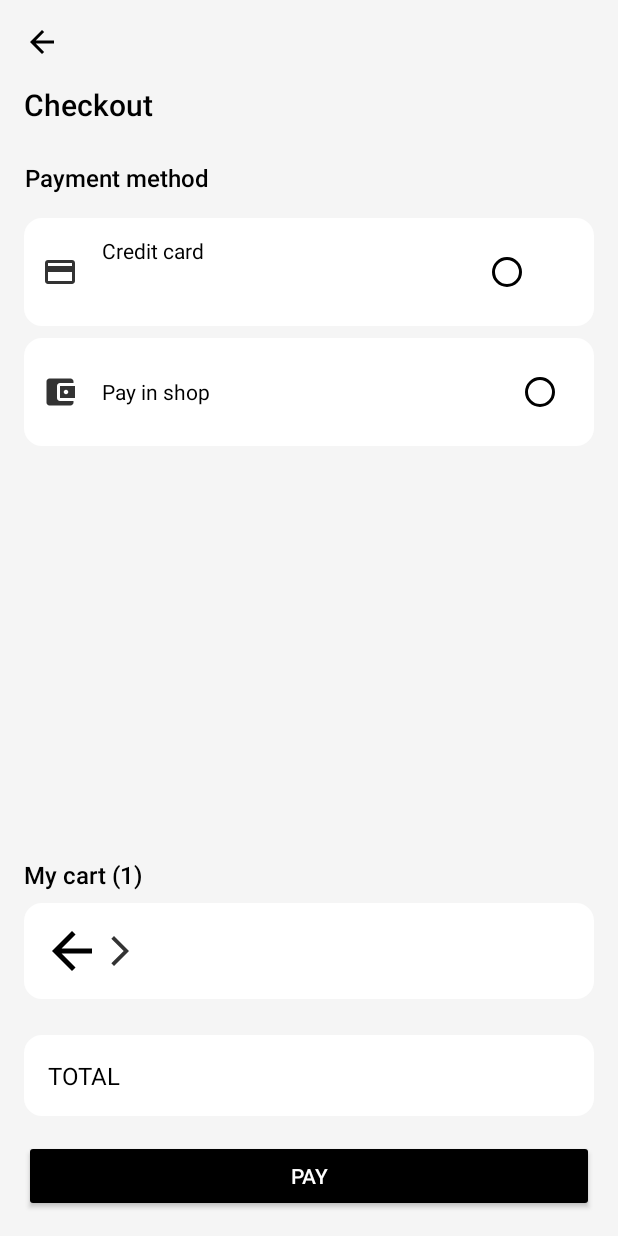
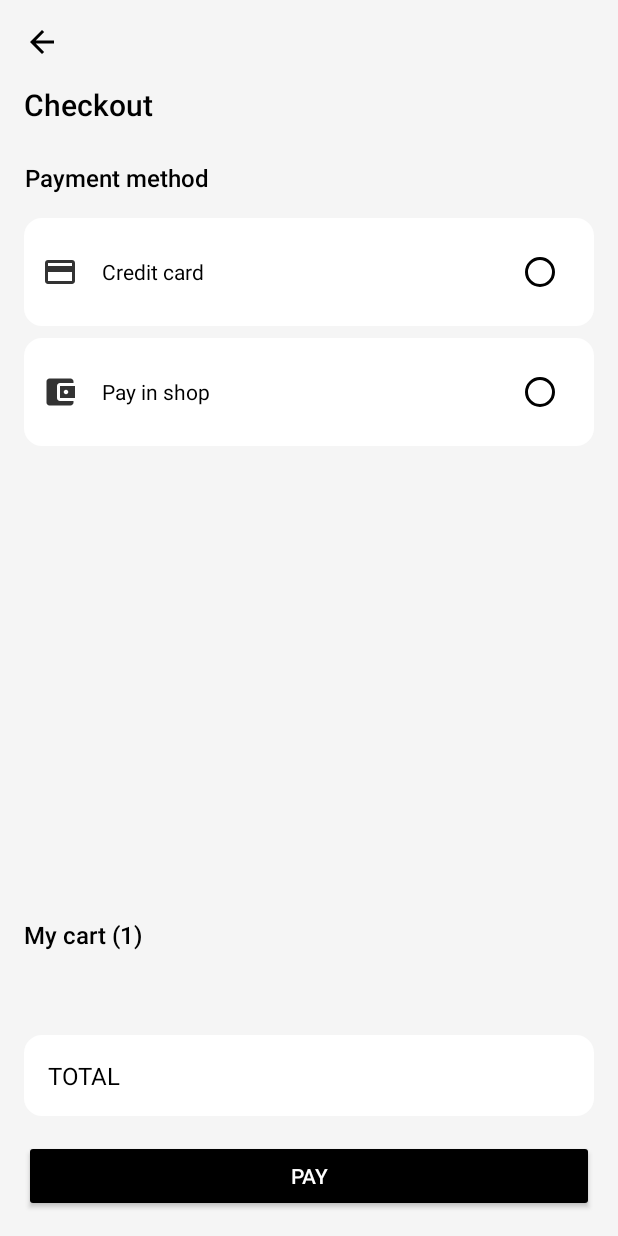
Before and after one commit to inspedralbes/transversal-tr1-2024-2025-android-dam_24_25_tr1g5_android, an Android app built with Jetpack Compose: the PayActivity screen opened directly, with no data from a screen before it, on a phone screen of 412 x 824 dp. Run offline under Robolectric (Android 15) with nearby library versions, the phone set to English and light mode, and no system bars.

Commit message:
boton pay funcional falat funcionalidad en la pagina pay

```diff
--- a/AppTakeAway/app/src/main/java/com/example/apptakeaway/PayActivity.kt
+++ b/AppTakeAway/app/src/main/java/com/example/apptakeaway/PayActivity.kt
@@ -1,11 +1,76 @@
 package com.example.apptakeaway // Asegúrate de que esto coincida con tu estructura de paquetes
 
 import android.os.Bundle
+import android.util.Log // Importa Log para los registros
+import android.widget.ImageView
+import android.widget.LinearLayout
+import android.widget.RadioButton
+import android.widget.TextView
 import androidx.appcompat.app.AppCompatActivity
+import androidx.lifecycle.ViewModelProvider
+import com.example.apptakeaway.viewmodel.PayViewModel
 
 class PayActivity : AppCompatActivity() {
+
+    private lateinit var creditCardRadioButton: RadioButton
+    private lateinit var payInShopRadioButton: RadioButton
+    private lateinit var payViewModel: PayViewModel // Nueva referencia al PayViewModel
+    private lateinit var textPriceTotal: TextView
+
     override fun onCreate(savedInstanceState: Bundle?) {
         super.onCreate(savedInstanceState)
         setContentView(R.layout.activity_pay) // Establece el layout para esta actividad
+
+        // Inicializa el ViewModel
+        payViewModel = ViewModelProvider(this).get(PayViewModel::class.java)
+
+        // Inicializa el TextView aquí después de setContentView
+        textPriceTotal = findViewById(R.id.textPriceTotal) // Asegúrate de que este ID es correcto
+
+        setupBackButton()
+        setupPaymentOptions()
+
+        // Observa los items de pago y actualiza el total
+        payViewModel.payItems.observe(this) { payItems ->
+            Log.d("PayActivity", "PayItems: $payItems")
+            textPriceTotal = findViewById(R.id.textPriceTotal)// Muestra los elementos de pago en logcat
+            updateTotal() // Llama a updateTotal al recibir cambios en payItems
+        }
+
+    }
+
+    private fun setupBackButton() {
+        findViewById<ImageView>(R.id.backButton).setOnClickListener {
+            finish() // Cierra la actividad actual y vuelve a la anterior
+        }
+    }
+
+    private fun setupPaymentOptions() {
+        creditCardRadioButton = findViewById(R.id.creditCardRadioButton)
+        payInShopRadioButton = findViewById(R.id.payInShopRadioButton)
+
+        // Configura los contenedores de los RadioButtons
+        setupPaymentOptionClick(R.id.credit_card_box, creditCardRadioButton)
+        setupPaymentOptionClick(R.id.pay_in_shop_box, payInShopRadioButton)
+
+        // Configura los RadioButtons directamente
+        creditCardRadioButton.setOnClickListener { selectOption(creditCardRadioButton) }
+        payInShopRadioButton.setOnClickListener { selectOption(payInShopRadioButton) }
+    }
+
+    private fun setupPaymentOptionClick(boxId: Int, radioButton: RadioButton) {
+        findViewById<LinearLayout>(boxId).setOnClickListener {
+            selectOption(radioButton)
+        }
+    }
+
+    private fun selectOption(selectedRadioButton: RadioButton) {
+        creditCardRadioButton.isChecked = selectedRadioButton == creditCardRadioButton
+        payInShopRadioButton.isChecked = selectedRadioButton == payInShopRadioButton
+    }
+
+    private fun updateTotal() {
+        val total = payViewModel.getPayTotal() // Asegúrate de que este método está definido en tu ViewModel
+        textPriceTotal.text = String.format("", total) // Muestra el total en el TextView
     }
 }
--- a/AppTakeAway/app/src/main/java/com/example/apptakeaway/adapter/CartAdapter.kt
+++ b/AppTakeAway/app/src/main/java/com/example/apptakeaway/adapter/CartAdapter.kt
@@ -23,11 +23,12 @@ import com.bumptech.glide.load.engine.DiskCacheStrategy // Estrategia de caché
 import com.bumptech.glide.request.RequestOptions // Opciones para las peticiones de imagen
 import com.example.apptakeaway.R // Recursos de la aplicación
 import com.example.apptakeaway.model.CartItem // Modelo de los elementos del carrito
+import com.example.apptakeaway.model.Product
 
 // Clase que representa el adaptador del carrito
 class CartAdapter(
     private val onQuantityChanged: (CartItem, Int) -> Unit ,// Función para manejar cambios de cantidad
-    private val onSelectionChanged: (CartItem) -> Unit
+    private val onSelectionChanged: (CartItem) -> Unit,
 ) : ListAdapter<CartItem, CartAdapter.ViewHolder>(CartDiffCallback()) { // Hereda de ListAdapter
 
     // Método que crea el ViewHolder
--- a/AppTakeAway/app/src/main/java/com/example/apptakeaway/viewmodel/CartViewModel.kt
+++ b/AppTakeAway/app/src/main/java/com/example/apptakeaway/viewmodel/CartViewModel.kt
@@ -21,7 +21,7 @@ class CartViewModel : ViewModel() {
     private val _products = MutableLiveData<List<Product>>()
     val products: LiveData<List<Product>> = _products
 
-    private val _cartItems = MutableLiveData<List<CartItem>>()
+    val _cartItems = MutableLiveData<List<CartItem>>()
     val cartItems: LiveData<List<CartItem>> = _cartItems
 
     init {
@@ -88,5 +88,8 @@ class CartViewModel : ViewModel() {
             _cartItems.postValue(it)
         }
     }
+    fun hasSelectedItems(): Boolean {
+        return _cartItems.value?.any { it.isSelected } ?: false
+    }
 
 }
--- /dev/null
+++ b/AppTakeAway/app/src/main/java/com/example/apptakeaway/viewmodel/PayViewModel.kt
@@ -0,0 +1,38 @@
+package com.example.apptakeaway.viewmodel
+
+import android.util.Log
+import androidx.lifecycle.LiveData
+import androidx.lifecycle.MutableLiveData
+import androidx.lifecycle.ViewModel
+import com.example.apptakeaway.model.PayItem
+import com.example.apptakeaway.model.CartItem
+
+class PayViewModel : ViewModel() {
+
+    private val _payItems = MutableLiveData<List<PayItem>>()
+    val payItems: LiveData<List<PayItem>> = _payItems
+
+    init {
+        _payItems.value = emptyList()
+    }
+
+    fun transferSelectedItems(cartItems: List<CartItem>) {
+        val selectedPayItems = cartItems.filter { it.isSelected }
+            .map { PayItem(it.product, it.quantity) } // Mapeo a PayItem
+
+        _payItems.value = selectedPayItems // Asigna los ítems seleccionados
+        logPayItems(selectedPayItems) // Llama a la función para registrar los ítems
+    }
+
+    private fun logPayItems(payItems: List<PayItem>) {
+        // Usa Logcat para imprimir la lista de PayItem
+        payItems.forEach {
+            // Registra cada PayItem en el Logcat
+            Log.d("PayViewModel", "PayItem: Product - ${it.product.price}, Quantity - ${it.quantity}")
+        }
+    }
+    fun getPayTotal(): Double {
+        return _payItems.value
+            ?.sumOf { it.product.price.toDouble() * it.quantity } ?: 0.0
+    }
+}
--- a/AppTakeAway/app/src/main/res/layout/activity_pay.xml
+++ b/AppTakeAway/app/src/main/res/layout/activity_pay.xml
@@ -1,6 +1,5 @@
 <?xml version="1.0" encoding="utf-8"?>
 <LinearLayout xmlns:android="http://schemas.android.com/apk/res/android"
-    android:id="@+id/msgCreditCard"
     android:layout_width="match_parent"
     android:layout_height="match_parent"
     android:background="#F5F5F5"
@@ -9,14 +8,13 @@
 
     <!-- Back Arrow and Title -->
     <ImageView
-        android:id="@+id/backArrow"
+        android:id="@+id/backButton"
         android:layout_width="wrap_content"
         android:layout_height="wrap_content"
         android:contentDescription="Back Arrow"
         android:src="@drawable/ic_arrow_back" />
 
     <!-- Payment Method Section -->
-
     <TextView
         android:layout_width="wrap_content"
         android:layout_height="wrap_content"
@@ -36,14 +34,15 @@
         android:textColor="#000000"
         android:textSize="16sp" />
 
-    <LinearLayout
+    <!-- RadioGroup to allow only one selection -->
+    <RadioGroup
         android:layout_width="match_parent"
         android:layout_height="wrap_content"
-        android:layout_marginTop="16dp"
-        android:orientation="vertical">
+        android:layout_marginTop="16dp">
 
         <!-- Credit Card Option -->
         <LinearLayout
+            android:id="@+id/credit_card_box"
             android:layout_width="match_parent"
             android:layout_height="wrap_content"
             android:background="@drawable/rounded_background"
@@ -57,11 +56,6 @@
                 android:contentDescription="Credit Card Icon"
                 android:src="@drawable/ic_credit_card" />
 
-            <LinearLayout
-                android:layout_width="262dp"
-                android:layout_height="match_parent"
-                android:orientation="vertical">
-
             <TextView
                 android:layout_width="135dp"
                 android:layout_height="wrap_content"
@@ -71,17 +65,8 @@
                 android:textColor="#000000"
                 android:textSize="14sp" />
 
-                <TextView
-                    android:id="@+id/textView2"
-                    android:layout_width="match_parent"
-                    android:layout_height="wrap_content"
-                    android:layout_marginStart="16dp"
-                    android:layout_weight="1"
-                    android:textColor="#000000"
-                    android:textSize="14sp" />
-            </LinearLayout>
-
             <RadioButton
+                android:id="@+id/creditCardRadioButton"
                 android:layout_width="wrap_content"
                 android:layout_height="wrap_content"
                 android:layout_margin="8dp"
@@ -90,6 +75,7 @@
 
         <!-- Pay in Shop Option -->
         <LinearLayout
+            android:id="@+id/pay_in_shop_box"
             android:layout_width="match_parent"
             android:layout_height="wrap_content"
             android:layout_marginTop="8dp"
@@ -114,13 +100,14 @@
                 android:textSize="14sp" />
 
             <RadioButton
+                android:id="@+id/payInShopRadioButton"
                 android:layout_width="wrap_content"
                 android:layout_height="wrap_content"
                 android:layout_gravity="center"
                 android:layout_margin="8dp"
                 android:buttonTint="#000000" />
         </LinearLayout>
-    </LinearLayout>
+    </RadioGroup>
 
     <!-- Spacer to push content down -->
     <View
@@ -138,28 +125,14 @@
         android:textColor="#000000"
         android:textSize="16sp" />
 
-    <LinearLayout
+    <androidx.recyclerview.widget.RecyclerView
+        android:id="@+id/my_cart_box"
         android:layout_width="match_parent"
         android:layout_height="wrap_content"
         android:layout_marginTop="8dp"
-        android:background="@drawable/rounded_background"
-        android:gravity="center_vertical"
-        android:orientation="horizontal"
-        android:padding="12dp">
-
-        <ImageView
-            android:layout_width="40dp"
-            android:layout_height="40dp"
-            android:contentDescription="Product Image"
-            android:src="@drawable/ic_arrow_back" />
-
-        <ImageView
-            android:layout_width="wrap_content"
-            android:layout_height="wrap_content"
-            android:layout_gravity="center_vertical"
-            android:contentDescription="Arrow"
-            android:src="@drawable/ic_arrow_right" />
-    </LinearLayout>
+        android:padding="12dp"
+        android:scrollbars="horizontal"
+        android:orientation="horizontal" />
 
     <!-- Total Price and Pay Button Section -->
     <LinearLayout
@@ -180,7 +153,7 @@
             android:textSize="16sp" />
 
         <TextView
-            android:id="@+id/textPrice"
+            android:id="@+id/textPriceTotal"
             android:layout_width="wrap_content"
             android:layout_height="wrap_content"
             android:textColor="#000000"
```
Also changed, not shown: AppTakeAway/app/src/main/java/com/example/apptakeaway/CartActivity.kt (+69 -70 lines), AppTakeAway/app/src/main/java/com/example/apptakeaway/model/PayItem.kt (added, +7 -0 lines), AppTakeAway/app/src/main/res/drawable-anydpi/ic_placeholder.xml (added, +11 -0 lines), AppTakeAway/app/src/main/res/layout/pay_item.xml (added, +14 -0 lines), AppTakeAway/app/src/main/java/com/example/apptakeaway/adapter/PayAdapter.kt (added), AppTakeAway/app/src/main/res/drawable-hdpi/ic_placeholder.png (added), AppTakeAway/app/src/main/res/drawable-mdpi/ic_placeholder.png (added), AppTakeAway/app/src/main/res/drawable-xhdpi/ic_placeholder.png (added), AppTakeAway/app/src/main/res/drawable-xxhdpi/ic_placeholder.png (added). Lines whose indentation alone changed are shown as unchanged.
